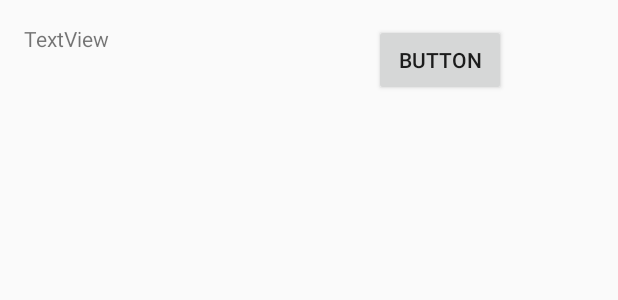
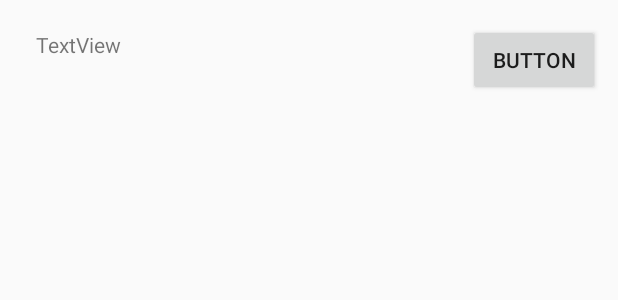
Before and after one commit to michaelPruss1/michael-pruss-SYSC3010, an Android app: the layout activity_main.xml on its own in the app's theme, with its tools: preview values and no code run, on a phone screen of 412 x 824 dp. Shown: the top 300 px of the screen. Run offline under Robolectric (Android 15) with nearby library versions, the phone set to English and light mode, and no system bars.

Commit message:
Updated User interface

```diff
--- a/lab5/Lab53010/app/src/main/res/layout/activity_main.xml
+++ b/lab5/Lab53010/app/src/main/res/layout/activity_main.xml
@@ -9,11 +9,11 @@
 
     <TextView
         android:id="@+id/textView"
-        android:layout_width="217dp"
-        android:layout_height="42dp"
-        android:layout_marginStart="16dp"
-        android:layout_marginLeft="16dp"
-        android:layout_marginTop="16dp"
+        android:layout_width="256dp"
+        android:layout_height="44dp"
+        android:layout_marginStart="24dp"
+        android:layout_marginLeft="24dp"
+        android:layout_marginTop="20dp"
         android:text="TextView"
         app:layout_constraintStart_toStartOf="parent"
         app:layout_constraintTop_toTopOf="parent" />
@@ -22,8 +22,8 @@
         android:id="@+id/button"
         android:layout_width="wrap_content"
         android:layout_height="wrap_content"
-        android:layout_marginStart="16dp"
-        android:layout_marginLeft="16dp"
+        android:layout_marginStart="32dp"
+        android:layout_marginLeft="32dp"
         android:layout_marginTop="16dp"
         android:text="Button"
         app:layout_constraintStart_toEndOf="@+id/textView"
--- a/lab5/Lab53010/app/src/main/res/values/strings.xml
+++ b/lab5/Lab53010/app/src/main/res/values/strings.xml
@@ -1,4 +1,5 @@
 <resources>
     <string name="app_name">Lab5-3010</string>
     <string name="action_settings">Settings</string>
+    <string name="edit_message">Enter a message</string>
 </resources>
```
